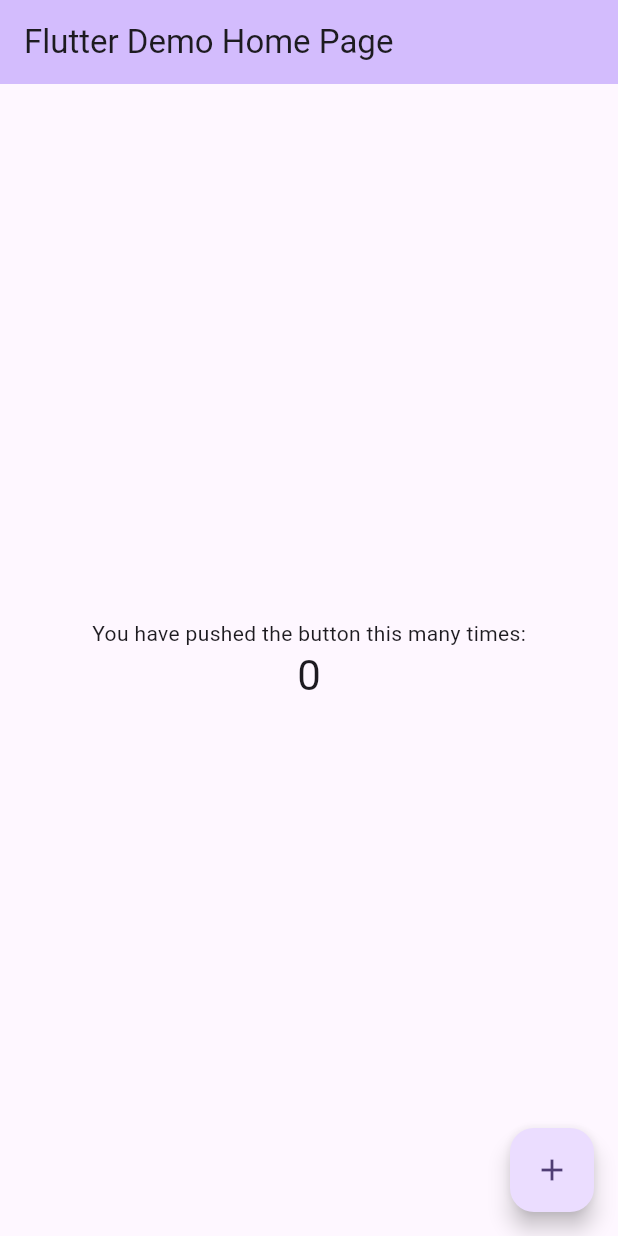
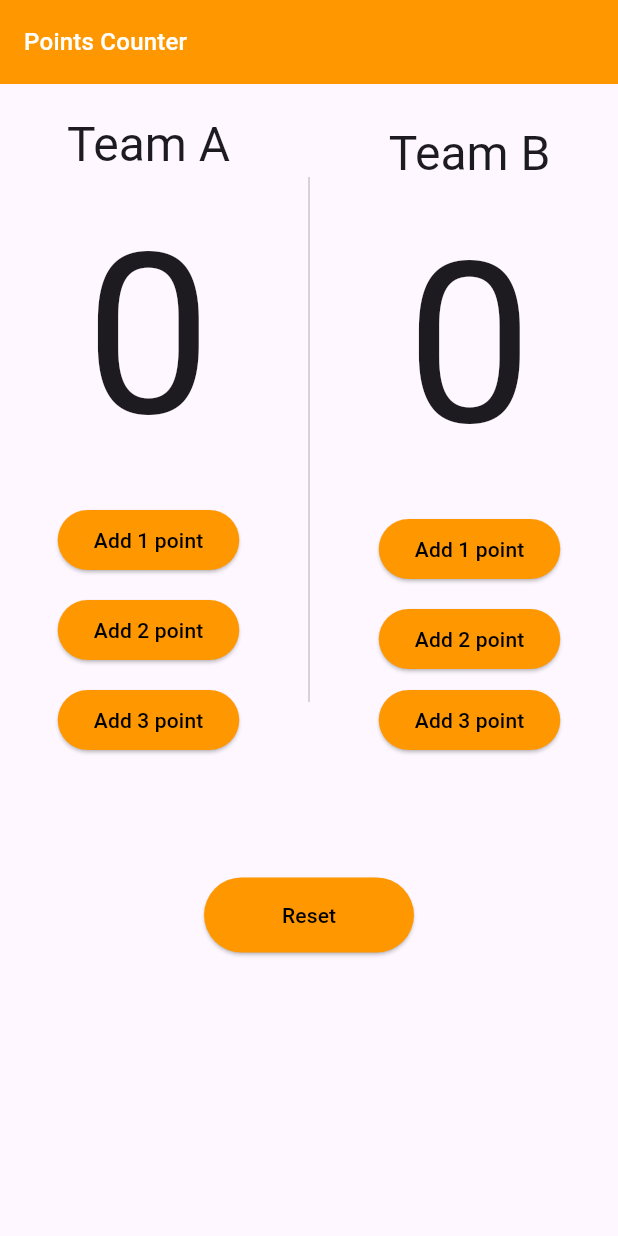
Before and after one commit to menady0/basketball_app, a Flutter app: the screen it shows after launch, on a phone screen of 412 x 824 dp. Run offline on Flutter 3.47's test engine with Material 3 defaults, Android fonts, the phone set to English and light mode, and no system bars.

Commit message:
finished the app

```diff
--- a/lib/main.dart
+++ b/lib/main.dart
@@ -1,122 +1,25 @@
+import 'package:basketball_app/views/home_view.dart';
 import 'package:flutter/material.dart';
 
 void main() {
-  runApp(const MyApp());
+  runApp(const BasketballApp());
 }
 
-class MyApp extends StatelessWidget {
-  const MyApp({super.key});
+class BasketballApp extends StatefulWidget {
+  const BasketballApp({super.key});
 
-  // This widget is the root of your application.
+  @override
+  State<BasketballApp> createState() =>
+      _BasketballAppState();
+}
+
+class _BasketballAppState
+    extends State<BasketballApp> {
   @override
   Widget build(BuildContext context) {
     return MaterialApp(
-      title: 'Flutter Demo',
-      theme: ThemeData(
-        // This is the theme of your application.
-        //
-        // TRY THIS: Try running your application with "flutter run". You'll see
-        // the application has a purple toolbar. Then, without quitting the app,
-        // try changing the seedColor in the colorScheme below to Colors.green
-        // and then invoke "hot reload" (save your changes or press the "hot
-        // reload" button in a Flutter-supported IDE, or press "r" if you used
-        // the command line to start the app).
-        //
-        // Notice that the counter didn't reset back to zero; the application
-        // state is not lost during the reload. To reset the state, use hot
-        // restart instead.
-        //
-        // This works for code too, not just values: Most code changes can be
-        // tested with just a hot reload.
-        colorScheme: ColorScheme.fromSeed(seedColor: Colors.deepPurple),
-      ),
-      home: const MyHomePage(title: 'Flutter Demo Home Page'),
+      debugShowCheckedModeBanner: false,
+      home: HomeView(),
     );
   }
 }
-
-class MyHomePage extends StatefulWidget {
-  const MyHomePage({super.key, required this.title});
-
-  // This widget is the home page of your application. It is stateful, meaning
-  // that it has a State object (defined below) that contains fields that affect
-  // how it looks.
-
-  // This class is the configuration for the state. It holds the values (in this
-  // case the title) provided by the parent (in this case the App widget) and
-  // used by the build method of the State. Fields in a Widget subclass are
-  // always marked "final".
-
-  final String title;
-
-  @override
-  State<MyHomePage> createState() => _MyHomePageState();
-}
-
-class _MyHomePageState extends State<MyHomePage> {
-  int _counter = 0;
-
-  void _incrementCounter() {
-    setState(() {
-      // This call to setState tells the Flutter framework that something has
-      // changed in this State, which causes it to rerun the build method below
-      // so that the display can reflect the updated values. If we changed
-      // _counter without calling setState(), then the build method would not be
-      // called again, and so nothing would appear to happen.
-      _counter++;
-    });
-  }
-
-  @override
-  Widget build(BuildContext context) {
-    // This method is rerun every time setState is called, for instance as done
-    // by the _incrementCounter method above.
-    //
-    // The Flutter framework has been optimized to make rerunning build methods
-    // fast, so that you can just rebuild anything that needs updating rather
-    // than having to individually change instances of widgets.
-    return Scaffold(
-      appBar: AppBar(
-        // TRY THIS: Try changing the color here to a specific color (to
-        // Colors.amber, perhaps?) and trigger a hot reload to see the AppBar
-        // change color while the other colors stay the same.
-        backgroundColor: Theme.of(context).colorScheme.inversePrimary,
-        // Here we take the value from the MyHomePage object that was created by
-        // the App.build method, and use it to set our appbar title.
-        title: Text(widget.title),
-      ),
-      body: Center(
-        // Center is a layout widget. It takes a single child and positions it
-        // in the middle of the parent.
-        child: Column(
-          // Column is also a layout widget. It takes a list of children and
-          // arranges them vertically. By default, it sizes itself to fit its
-          // children horizontally, and tries to be as tall as its parent.
-          //
-          // Column has various properties to control how it sizes itself and
-          // how it positions its children. Here we use mainAxisAlignment to
-          // center the children vertically; the main axis here is the vertical
-          // axis because Columns are vertical (the cross axis would be
-          // horizontal).
-          //
-          // TRY THIS: Invoke "debug painting" (choose the "Toggle Debug Paint"
-          // action in the IDE, or press "p" in the console), to see the
-          // wireframe for each widget.
-          mainAxisAlignment: MainAxisAlignment.center,
-          children: <Widget>[
-            const Text('You have pushed the button this many times:'),
-            Text(
-              '$_counter',
-              style: Theme.of(context).textTheme.headlineMedium,
-            ),
-          ],
-        ),
-      ),
-      floatingActionButton: FloatingActionButton(
-        onPressed: _incrementCounter,
-        tooltip: 'Increment',
-        child: const Icon(Icons.add),
-      ), // This trailing comma makes auto-formatting nicer for build methods.
-    );
-  }
-}
--- /dev/null
+++ b/lib/views/home_view.dart
@@ -0,0 +1,168 @@
+import 'package:flutter/material.dart';
+
+class HomeView extends StatefulWidget {
+  const HomeView({super.key});
+
+  @override
+  State<HomeView> createState() => _HomeViewState();
+}
+
+class _HomeViewState extends State<HomeView> {
+  int teamA = 0, teamB = 0;
+
+  @override
+  Widget build(BuildContext context) {
+    return Scaffold(
+      appBar: AppBar(
+        title: Text(
+          "Points Counter",
+          style: Theme.of(context)
+              .textTheme
+              .titleMedium!
+              .copyWith(color: Colors.white),
+        ),
+        backgroundColor: Colors.orange,
+      ),
+      body: Column(
+        children: [
+          SizedBox(height: 20),
+          Row(
+            mainAxisAlignment:
+                MainAxisAlignment.spaceEvenly,
+            children: [
+              Column(
+                children: [
+                  Text(
+                    "Team A",
+                    style: Theme.of(
+                      context,
+                    ).textTheme.headlineLarge,
+                  ),
+                  Text(
+                    "$teamA",
+                    style: TextStyle(fontSize: 150),
+                  ),
+                  Padding(
+                    padding:
+                        const EdgeInsets.symmetric(
+                          vertical: 6,
+                        ),
+                    child: ElevatedButton(
+                      onPressed: () =>
+                          setState(() => teamA++),
+                      style: ElevatedButton.styleFrom(
+                        backgroundColor: Colors.orange,
+                        foregroundColor: Colors.black,
+                      ),
+                      child: Text("Add 1 point"),
+                    ),
+                  ),
+                  Padding(
+                    padding:
+                        const EdgeInsets.symmetric(
+                          vertical: 6,
+                        ),
+                    child: ElevatedButton(
+                      onPressed: () =>
+                          setState(() => teamA += 2),
+                      style: ElevatedButton.styleFrom(
+                        backgroundColor: Colors.orange,
+                        foregroundColor: Colors.black,
+                      ),
+                      child: Text("Add 2 point"),
+                    ),
+                  ),
+                  Padding(
+                    padding:
+                        const EdgeInsets.symmetric(
+                          vertical: 6,
+                        ),
+                    child: ElevatedButton(
+                      onPressed: () =>
+                          setState(() => teamA += 3),
+                      style: ElevatedButton.styleFrom(
+                        backgroundColor: Colors.orange,
+                        foregroundColor: Colors.black,
+                      ),
+                      child: Text("Add 3 point"),
+                    ),
+                  ),
+                ],
+              ),
+              SizedBox(
+                height: 350,
+                child: VerticalDivider(thickness: 1),
+              ),
+              Column(
+                children: [
+                  Text(
+                    "Team B",
+                    style: Theme.of(
+                      context,
+                    ).textTheme.headlineLarge,
+                  ),
+                  Text(
+                    "$teamB",
+                    style: TextStyle(fontSize: 150),
+                  ),
+                  Padding(
+                    padding:
+                        const EdgeInsets.symmetric(
+                          vertical: 6,
+                        ),
+                    child: ElevatedButton(
+                      onPressed: () =>
+                          setState(() => teamB++),
+                      style: ElevatedButton.styleFrom(
+                        backgroundColor: Colors.orange,
+                        foregroundColor: Colors.black,
+                      ),
+                      child: Text("Add 1 point"),
+                    ),
+                  ),
+                  Padding(
+                    padding:
+                        const EdgeInsets.symmetric(
+                          vertical: 6,
+                        ),
+                    child: ElevatedButton(
+                      onPressed: () =>
+                          setState(() => teamB += 2),
+                      style: ElevatedButton.styleFrom(
+                        backgroundColor: Colors.orange,
+                        foregroundColor: Colors.black,
+                      ),
+                      child: Text("Add 2 point"),
+                    ),
+                  ),
+                  ElevatedButton(
+                    onPressed: () =>
+                        setState(() => teamB += 3),
+                    style: ElevatedButton.styleFrom(
+                      backgroundColor: Colors.orange,
+                      foregroundColor: Colors.black,
+                    ),
+                    child: Text("Add 3 point"),
+                  ),
+                ],
+              ),
+            ],
+          ),
+          SizedBox(height: 75),
+          ElevatedButton(
+            onPressed: () => setState(() {
+              teamA = 0;
+              teamB = 0;
+            }),
+            style: ElevatedButton.styleFrom(
+              backgroundColor: Colors.orange,
+              foregroundColor: Colors.black,
+              minimumSize: Size(140, 50),
+            ),
+            child: Text("Reset"),
+          ),
+        ],
+      ),
+    );
+  }
+}
```
